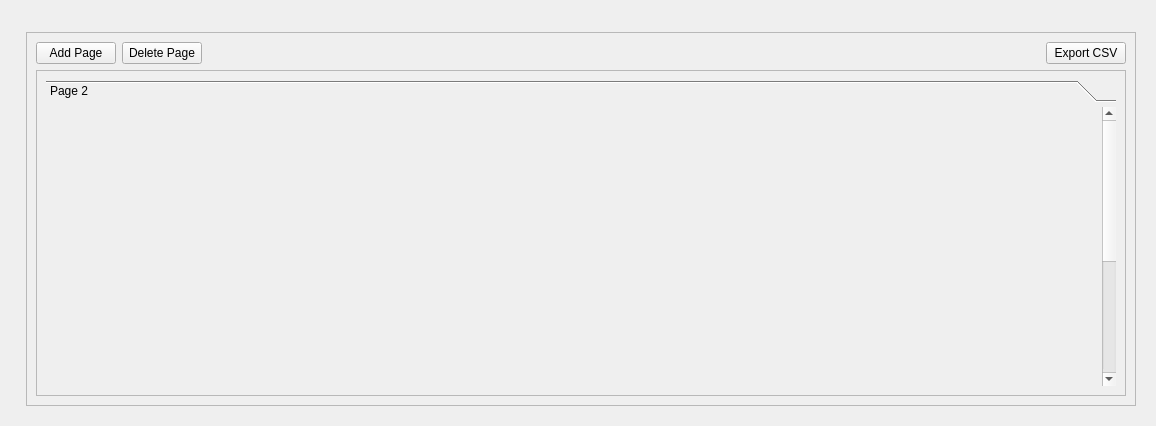
Before: the Qt Designer form ui/PMainEsquemaUI.ui in icampsi/FindWhat, drawn with Qt 5.
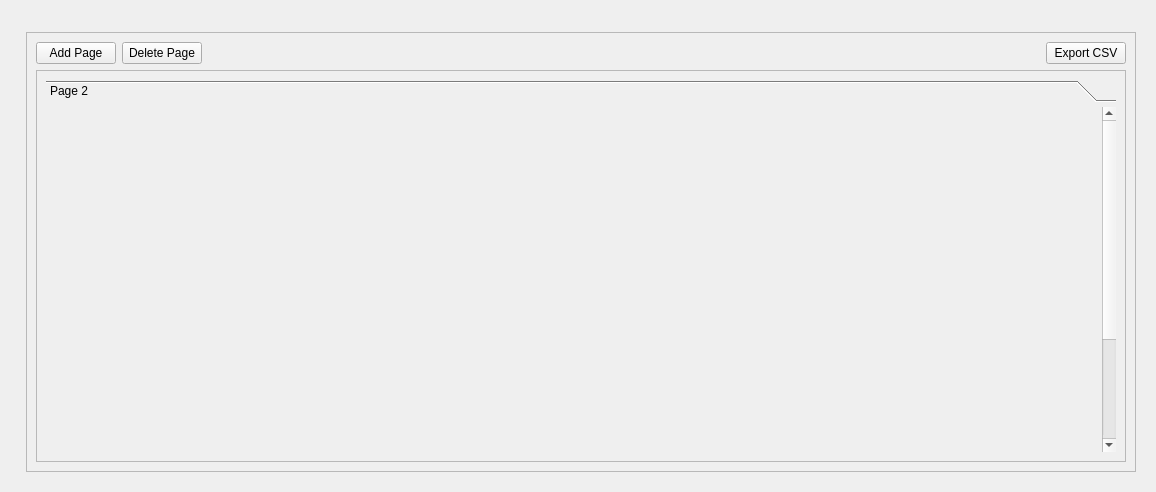
After: the same form once the commit is applied. Custom widgets are drawn as their Qt base class.

```diff
--- a/ui/PMainEsquemaUI.ui
+++ b/ui/PMainEsquemaUI.ui
@@ -7,7 +7,7 @@
     <x>0</x>
     <y>0</y>
     <width>1156</width>
-    <height>426</height>
+    <height>492</height>
    </rect>
   </property>
   <property name="minimumSize">
@@ -164,7 +164,7 @@
                <x>0</x>
                <y>0</y>
                <width>1069</width>
-               <height>296</height>
+               <height>362</height>
               </rect>
              </property>
              <property name="minimumSize">
```
Left out of the diff: 12 changed lines with no effect on the pictures.
